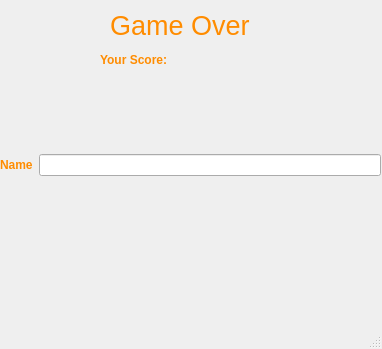
ThyberZee/earthdefense, file gameover.ui: the form before one commit.
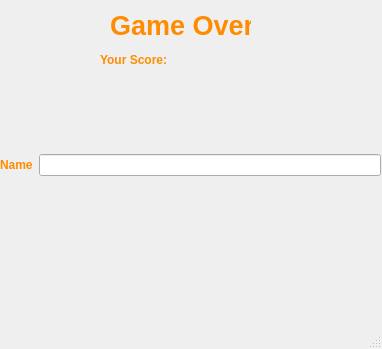
The form after the commit.

Diff of the .ui file:
```diff
--- a/gameover.ui
+++ b/gameover.ui
@@ -67,6 +67,8 @@
     <property name="font">
      <font>
       <pointsize>20</pointsize>
+      <weight>75</weight>
+      <bold>true</bold>
      </font>
     </property>
     <property name="autoFillBackground">
```
